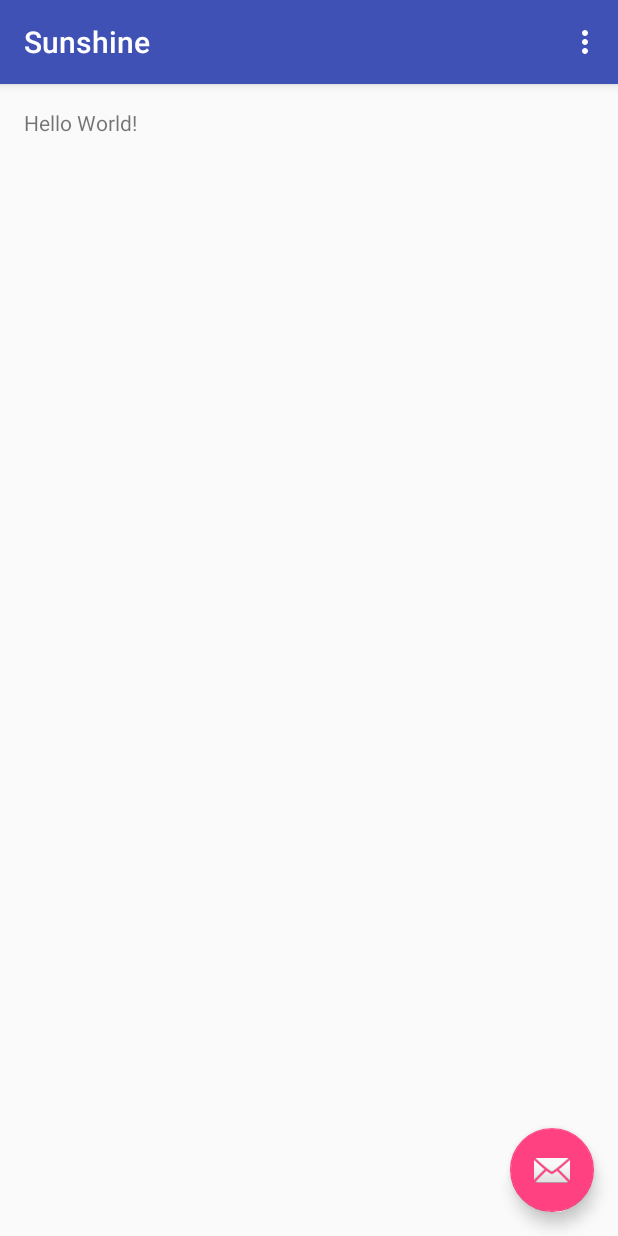
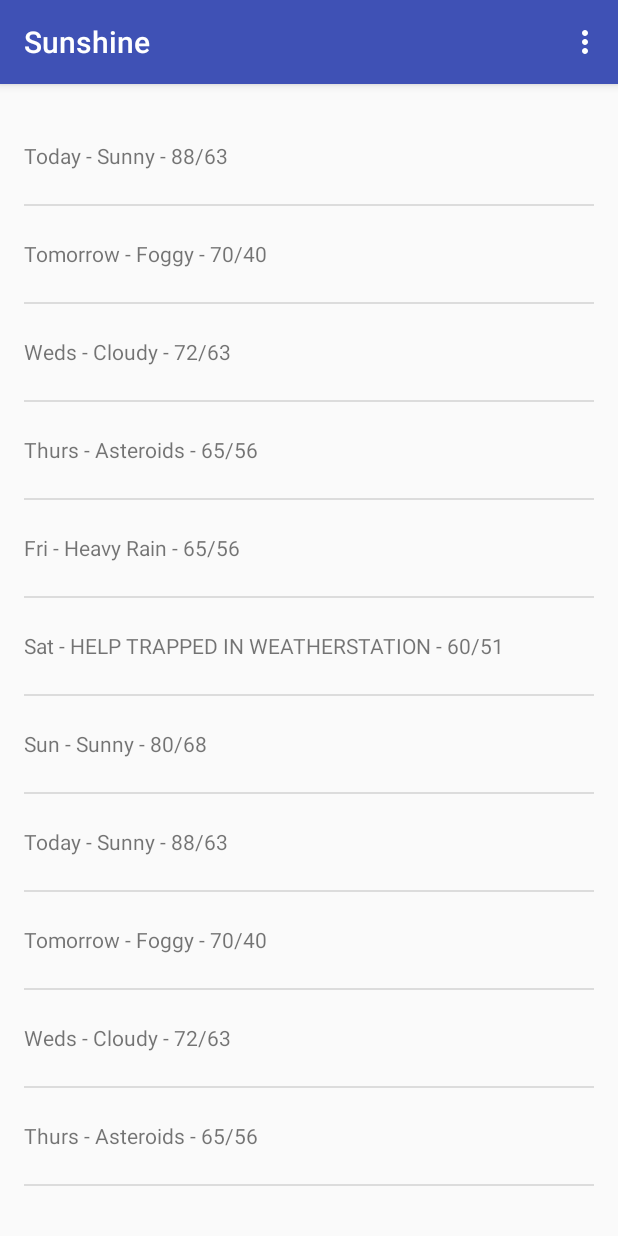
Before and after one commit to NathanielHoefer/SunshineTut, an Android app: the screen it shows after launch (MainActivity), on a phone screen of 412 x 824 dp. Run offline under Robolectric (Android 15) with nearby library versions, the phone set to English and light mode, and no system bars.

Commit message:
Add Fragment and ListView to display static forecast

```diff
--- a/app/src/main/java/com/example/android/sunshine/app/MainActivity.java
+++ b/app/src/main/java/com/example/android/sunshine/app/MainActivity.java
@@ -18,14 +18,6 @@ public class MainActivity extends AppCompatActivity {
         Toolbar toolbar = (Toolbar) findViewById(R.id.toolbar);
         setSupportActionBar(toolbar);
 
-        FloatingActionButton fab = (FloatingActionButton) findViewById(R.id.fab);
-        fab.setOnClickListener(new View.OnClickListener() {
-            @Override
-            public void onClick(View view) {
-                Snackbar.make(view, "Replace with your own action", Snackbar.LENGTH_LONG)
-                        .setAction("Action", null).show();
-            }
-        });
     }
 
     @Override
--- a/app/src/main/java/com/example/android/sunshine/app/MainActivityFragment.java
+++ b/app/src/main/java/com/example/android/sunshine/app/MainActivityFragment.java
@@ -5,11 +5,19 @@ import android.os.Bundle;
 import android.view.LayoutInflater;
 import android.view.View;
 import android.view.ViewGroup;
+import android.widget.ArrayAdapter;
+import android.widget.ListView;
+
+import java.util.ArrayList;
+import java.util.Arrays;
+import java.util.List;
 
 /**
  * A placeholder fragment containing a simple view.
  */
 public class MainActivityFragment extends Fragment {
+
+    private ArrayAdapter<String> mForecastAdapter;
 
     public MainActivityFragment() {
     }
@@ -17,6 +25,32 @@ public class MainActivityFragment extends Fragment {
     @Override
     public View onCreateView(LayoutInflater inflater, ViewGroup container,
                              Bundle savedInstanceState) {
-        return inflater.inflate(R.layout.fragment_main, container, false);
+
+        String[] forecastArray = {
+                "Today - Sunny - 88/63",
+                "Tomorrow - Foggy - 70/40",
+                "Weds - Cloudy - 72/63",
+                "Thurs - Asteroids - 65/56",
+                "Fri - Heavy Rain - 65/56",
+                "Sat - HELP TRAPPED IN WEATHERSTATION - 60/51",
+                "Sun - Sunny - 80/68",
+                "Today - Sunny - 88/63",
+                "Tomorrow - Foggy - 70/40",
+                "Weds - Cloudy - 72/63",
+                "Thurs - Asteroids - 65/56",
+                "Fri - Heavy Rain - 65/56",
+                "Sat - HELP TRAPPED IN WEATHERSTATION - 60/51",
+                "Sun - Sunny - 80/68"
+        };
+        List<String> weekForecast = new ArrayList<String>(Arrays.asList(forecastArray));
+
+        mForecastAdapter = new ArrayAdapter<String>(getActivity(), R.layout.list_item_forecast, R.id.list_item_forecast_textview, weekForecast);
+
+        View rootView = inflater.inflate(R.layout.fragment_main, container, false);
+
+        ListView listView = (ListView) rootView.findViewById(R.id.listview_forecast);
+        listView.setAdapter(mForecastAdapter);
+
+        return rootView;
     }
 }
--- a/app/src/main/res/layout/activity_main.xml
+++ b/app/src/main/res/layout/activity_main.xml
@@ -2,6 +2,7 @@
 <android.support.design.widget.CoordinatorLayout xmlns:android="http://schemas.android.com/apk/res/android"
     xmlns:app="http://schemas.android.com/apk/res-auto"
     xmlns:tools="http://schemas.android.com/tools"
+    android:id="@+id/container"
     android:layout_width="match_parent"
     android:layout_height="match_parent"
     android:fitsSystemWindows="true"
@@ -23,12 +24,4 @@
 
     <include layout="@layout/content_main" />
 
-    <android.support.design.widget.FloatingActionButton
-        android:id="@+id/fab"
-        android:layout_width="wrap_content"
-        android:layout_height="wrap_content"
-        android:layout_gravity="bottom|end"
-        android:layout_margin="@dimen/fab_margin"
-        android:src="@android:drawable/ic_dialog_email" />
-
 </android.support.design.widget.CoordinatorLayout>
--- a/app/src/main/res/layout/fragment_main.xml
+++ b/app/src/main/res/layout/fragment_main.xml
@@ -1,4 +1,4 @@
-<RelativeLayout xmlns:android="http://schemas.android.com/apk/res/android"
+<FrameLayout xmlns:android="http://schemas.android.com/apk/res/android"
     xmlns:tools="http://schemas.android.com/tools"
     android:layout_width="match_parent"
     android:layout_height="match_parent"
@@ -6,12 +6,13 @@
     android:paddingLeft="@dimen/activity_horizontal_margin"
     android:paddingRight="@dimen/activity_horizontal_margin"
     android:paddingTop="@dimen/activity_vertical_margin"
-    tools:context="com.example.android.sunshine.app.MainActivityFragment"
+    tools:context="com.example.android.sunshine.app.MainActivity"
     tools:showIn="@layout/activity_main">
 
-    <TextView
-        android:layout_width="wrap_content"
-        android:layout_height="wrap_content"
-        android:text="Hello World!" />
+    <ListView
+        android:layout_width="match_parent"
+        android:layout_height="match_parent"
+        android:id="@+id/listview_forecast">
+    </ListView>
 
-</RelativeLayout>
+</FrameLayout>
--- /dev/null
+++ b/app/src/main/res/layout/list_item_forecast.xml
@@ -0,0 +1,10 @@
+<?xml version="1.0" encoding="utf-8"?>
+<TextView xmlns:android="http://schemas.android.com/apk/res/android"
+    android:layout_width="match_parent"
+    android:layout_height="wrap_content"
+    android:minHeight="?android:attr/listPreferredItemHeight"
+    android:gravity="center_vertical"
+    android:id="@+id/list_item_forecast_textview">
+
+
+</TextView>
```
Also changed, not shown: app/src/main/ic_launcher-web.png (added).
